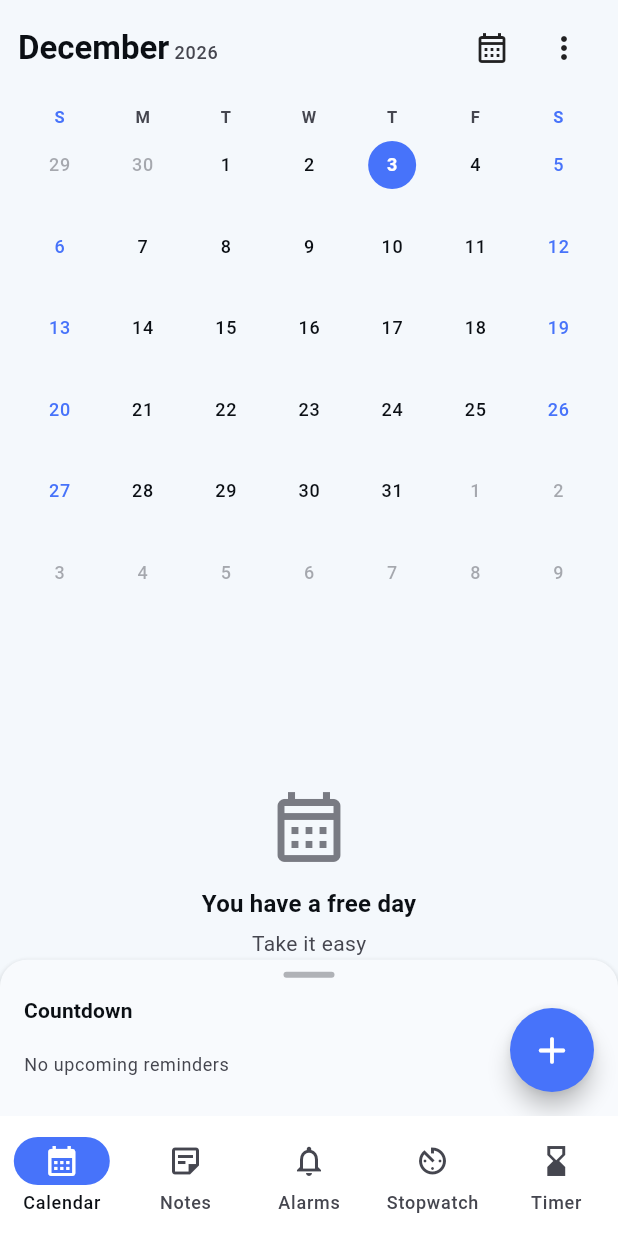
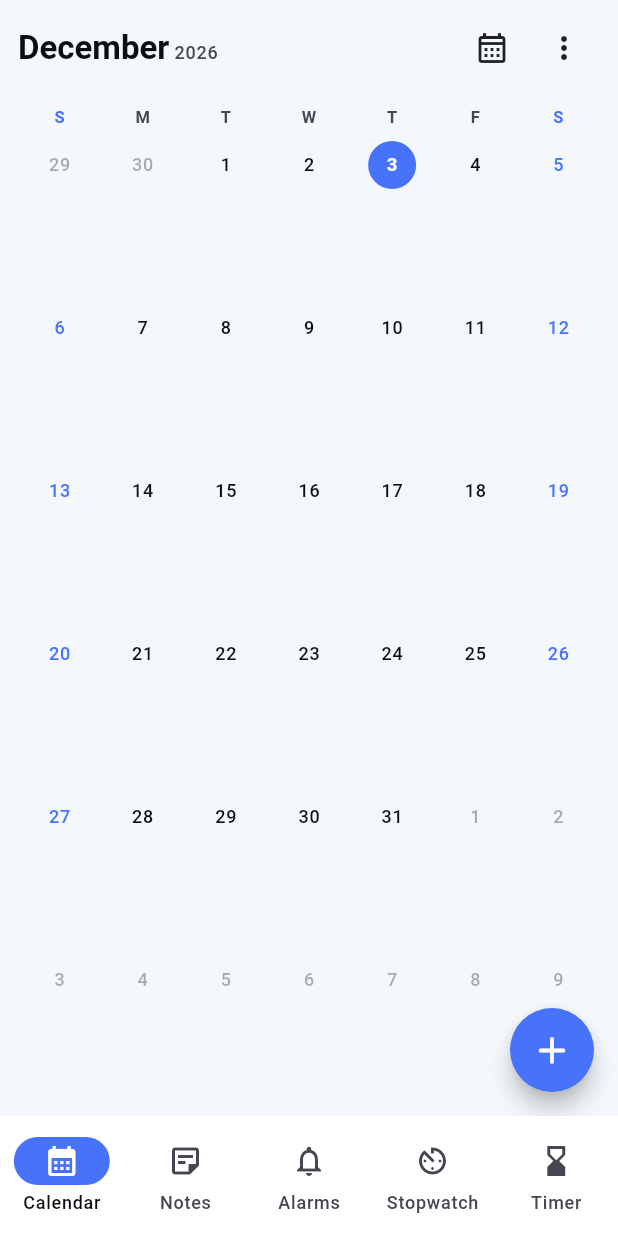
Before and after one commit to ramyadevigu/app_smarana, a Flutter app: the screen it shows after launch, on a phone screen of 412 x 824 dp. Run offline on Flutter 3.47's test engine with Material 3 defaults, Android fonts, the phone set to English and light mode, and no system bars; our stand-ins replace file_picker, flutter_local_notifications, flutter_timezone, open_filex, shared_preferences, timezone; missing offline and left inert: android_alarm_manager_plus, flutter_quill; statements that could not run were skipped.

Commit message:
calendar view

```diff
--- a/lib/features/calender/calender_screen.dart
+++ b/lib/features/calender/calender_screen.dart
@@ -430,10 +430,7 @@ class _CalendarScreenState extends State<CalendarScreen> {
       );
     }
 
-    return LayoutBuilder(
-      builder: (context, constraints) => Stack(
-        children: [
-          Padding(
+    return Padding(
       padding: const EdgeInsets.fromLTRB(12, 8, 12, 0),
       child: Column(
         crossAxisAlignment: CrossAxisAlignment.stretch,
@@ -457,29 +454,20 @@ class _CalendarScreenState extends State<CalendarScreen> {
               ),
               child: _buildViewContent(
                 context,
-                      constraints.maxHeight - 64,
                 key: ValueKey('calendar-view-${_activeViewMode.name}'),
               ),
             ),
           ),
         ],
       ),
-          ),
-          if (_activeViewMode == CalendarViewMode.month) _buildCountdownSheet(),
-        ],
-      ),
-    );
-  }
-
-  Widget _buildViewContent(
-    BuildContext context,
-    double availableHeight, {
-    required Key key,
-  }) {
+    );
+  }
+
+  Widget _buildViewContent(BuildContext context, {required Key key}) {
     return switch (_activeViewMode) {
       CalendarViewMode.list => _buildUpcomingList(context, key),
       CalendarViewMode.year => _buildYearView(context, key),
-      CalendarViewMode.month => _buildMonthView(context, availableHeight, key),
+      CalendarViewMode.month => _buildMonthView(context, key),
       CalendarViewMode.week => _buildTimelineView(
         context,
         CalendarViewMode.week,
@@ -498,17 +486,12 @@ class _CalendarScreenState extends State<CalendarScreen> {
     };
   }
 
-  Widget _buildMonthView(
-    BuildContext context,
-    double availableHeight,
-    Key key,
-  ) {
+  Widget _buildMonthView(BuildContext context, Key key) {
     return Column(
       key: key,
       children: [
         _buildWeekdayHeader(context),
-        SizedBox(
-          height: availableHeight * 0.48,
+        Expanded(
           child: GestureDetector(
             onHorizontalDragEnd: (details) {
               final velocity = details.primaryVelocity ?? 0;
@@ -532,18 +515,13 @@ class _CalendarScreenState extends State<CalendarScreen> {
               },
               child: _buildMonthGridCard(
                 context,
+                monthOnly: true,
                 key: ValueKey(
                   'calendar-month-${_displayedMonth.year}-'
                   '${_displayedMonth.month}',
                 ),
               ),
             ),
-          ),
-        ),
-        Expanded(
-          child: AnimatedSwitcher(
-            duration: const Duration(milliseconds: 200),
-            child: _buildSelectedDateContent(context),
           ),
         ),
       ],
@@ -832,7 +810,16 @@ class _CalendarScreenState extends State<CalendarScreen> {
             ),
           )
         else
-          _buildTimelineDateSelector(context, dates),
+          _buildTimelineDateSelector(
+            context,
+            dates,
+            mode == CalendarViewMode.week
+                ? (date) {
+                    _selectDate(date);
+                    _selectViewMode(CalendarViewMode.day);
+                  }
+                : _selectDate,
+          ),
         Expanded(
           child: mode == CalendarViewMode.day
               ? ListView.builder(
@@ -851,6 +838,7 @@ class _CalendarScreenState extends State<CalendarScreen> {
   Widget _buildTimelineDateSelector(
     BuildContext context,
     List<DateTime> dates,
+    ValueChanged<DateTime> onDateSelected,
   ) {
     final theme = Theme.of(context);
     final localizations = MaterialLocalizations.of(context);
@@ -874,7 +862,7 @@ class _CalendarScreenState extends State<CalendarScreen> {
                     selected: _sameDay(date, _selectedDate),
                     label: localizations.formatFullDate(date),
                     child: InkWell(
-                      onTap: () => _selectDate(date),
+                      onTap: () => onDateSelected(date),
                       borderRadius: BorderRadius.circular(10),
                       child: AnimatedContainer(
                         duration: const Duration(milliseconds: 180),
@@ -1071,6 +1059,21 @@ class _CalendarScreenState extends State<CalendarScreen> {
       height: 48,
       child: Row(
         children: [
+          if (_activeViewMode == CalendarViewMode.week ||
+              _activeViewMode == CalendarViewMode.day)
+            IconButton(
+              key: const ValueKey('calendar-hierarchy-back'),
+              tooltip: _activeViewMode == CalendarViewMode.day
+                  ? 'Back to Week'
+                  : 'Back to Month',
+              visualDensity: VisualDensity.compact,
+              onPressed: () => _selectViewMode(
+                _activeViewMode == CalendarViewMode.day
+                    ? CalendarViewMode.week
+                    : CalendarViewMode.month,
+              ),
+              icon: const Icon(Icons.chevron_left),
+            ),
           Expanded(
             child: Semantics(
               button: true,
@@ -1141,6 +1144,8 @@ class _CalendarScreenState extends State<CalendarScreen> {
       onSelected: (value) {
         if (value == 'today') {
           _returnToToday();
+        } else if (value == 'countdown') {
+          _showCountdownSheet();
         } else if (value == 'previous-month') {
           _changePeriod(-1);
         } else if (value == 'next-month') {
@@ -1152,6 +1157,14 @@ class _CalendarScreenState extends State<CalendarScreen> {
             ? 'year'
             : 'month';
         return [
+          const PopupMenuItem(
+            value: 'countdown',
+            child: ListTile(
+              leading: Icon(Icons.hourglass_bottom),
+              title: Text('Countdown'),
+              contentPadding: EdgeInsets.zero,
+            ),
+          ),
           const PopupMenuItem(
             value: 'today',
             child: ListTile(
@@ -1264,118 +1277,12 @@ class _CalendarScreenState extends State<CalendarScreen> {
     );
   }
 
-  Widget _buildSelectedDateContent(BuildContext context) {
-    final occurrences = _occurrencesFor(_selectedDate);
-    if (occurrences.isEmpty) {
-      final theme = Theme.of(context);
-      return Center(
-        key: const ValueKey('calendar-empty-day'),
-        child: Column(
-          mainAxisSize: MainAxisSize.min,
-          children: [
-            Icon(
-              Icons.calendar_month_outlined,
-              size: 56,
-              color: theme.colorScheme.onSurfaceVariant.withValues(alpha: 0.7),
-            ),
-            const SizedBox(height: 12),
-            Text(
-              'You have a free day',
-              style: theme.textTheme.titleMedium?.copyWith(
-                fontWeight: FontWeight.w700,
-              ),
-            ),
-            const SizedBox(height: 4),
-            Text(
-              'Take it easy',
-              style: theme.textTheme.bodyMedium?.copyWith(
-                color: theme.colorScheme.onSurfaceVariant,
-              ),
-            ),
-          ],
-        ),
-      );
-    }
-
-    final localizations = MaterialLocalizations.of(context);
-    return ListView(
-      key: const ValueKey('calendar-selected-day-events'),
-      padding: const EdgeInsets.fromLTRB(4, 12, 4, 120),
-      children: [
-        Padding(
-          padding: const EdgeInsets.only(bottom: 8),
-          child: Text(
-            localizations.formatFullDate(_selectedDate),
-            style: Theme.of(context).textTheme.titleSmall,
-          ),
-        ),
-        for (final occurrence in occurrences)
-          _buildSelectedEventRow(context, occurrence),
-      ],
-    );
-  }
-
-  Widget _buildSelectedEventRow(
-    BuildContext context,
-    CalendarOccurrence occurrence,
-  ) {
-    final theme = Theme.of(context);
-    final reminder = occurrence.reminder;
-    final time = MaterialLocalizations.of(context).formatTimeOfDay(
-      TimeOfDay.fromDateTime(occurrence.dateTime),
-      alwaysUse24HourFormat: true,
-    );
-    return InkWell(
-      key: ValueKey('calendar-selected-reminder-${reminder.id}'),
-      onTap: () => _openEditReminder(reminder),
-      child: Padding(
-        padding: const EdgeInsets.symmetric(vertical: 9),
-        child: Row(
-          children: [
-            SizedBox(
-              width: 58,
-              child: Text(
-                time,
-                style: theme.textTheme.labelMedium?.copyWith(
-                  color: theme.colorScheme.onSurfaceVariant,
-                  fontFeatures: const [FontFeature.tabularFigures()],
-                ),
-              ),
-            ),
-            Container(
-              width: 3,
-              height: 28,
-              margin: const EdgeInsets.only(right: 10),
-              decoration: BoxDecoration(
-                color: CalendarColors.forReminder(reminder.id)
-                    .foreground(theme.brightness == Brightness.dark),
-                borderRadius: BorderRadius.circular(2),
-              ),
-            ),
-            Expanded(
-              child: Text(
-                reminder.title,
-                maxLines: 1,
-                overflow: TextOverflow.ellipsis,
-                style: theme.textTheme.bodyMedium?.copyWith(
-                  fontWeight: FontWeight.w600,
-                ),
-              ),
-            ),
-            if (reminder.recurrenceRule.type != RecurrenceType.none)
-              const Padding(
-                padding: EdgeInsets.only(left: 8),
-                child: Icon(Icons.repeat, size: 16),
-              ),
-            if (reminder.notificationMode ==
-                ReminderNotificationMode.alarmAndNotification)
-              const Padding(
-                padding: EdgeInsets.only(left: 8),
-                child: Icon(Icons.alarm_outlined, size: 16),
-              ),
-          ],
-        ),
-      ),
+  void _showCountdownSheet() {
+    showModalBottomSheet<void>(
+      context: context,
+      isScrollControlled: true,
+      backgroundColor: Colors.transparent,
+      builder: (context) => _buildCountdownSheet(),
     );
   }
 
@@ -1503,7 +1410,12 @@ class _CalendarScreenState extends State<CalendarScreen> {
       ].join(', '),
       child: InkWell(
         borderRadius: BorderRadius.circular(28),
-        onTap: () => _selectDate(date),
+        onTap: () {
+          _selectDate(date);
+          if (monthOnly) {
+            _selectViewMode(CalendarViewMode.week);
+          }
+        },
         child: Padding(
           padding: EdgeInsets.fromLTRB(
             compact ? 1 : 2,
@@ -1673,7 +1585,7 @@ class _CalendarScreenState extends State<CalendarScreen> {
 
   void _openDayDetails(DateTime date) {
     _selectDate(date);
-    _selectViewMode(CalendarViewMode.month);
+    _selectViewMode(CalendarViewMode.day);
   }
 
   DateTime _weekStart(DateTime date) =>
```
Also changed, not shown: 2 other files. Lines whose indentation alone changed are shown as unchanged.
